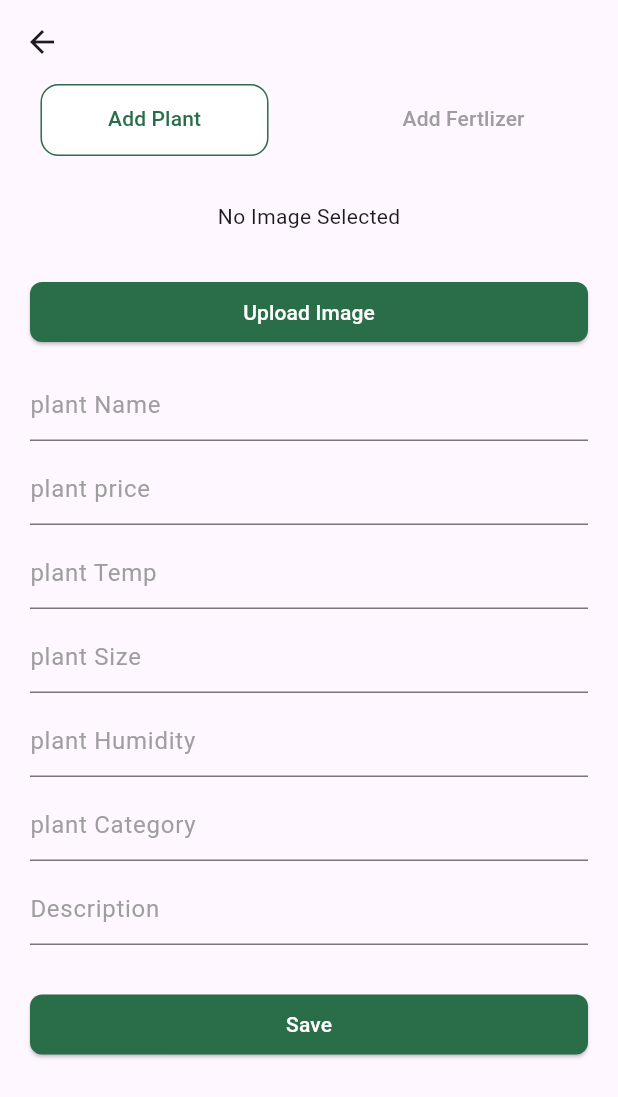
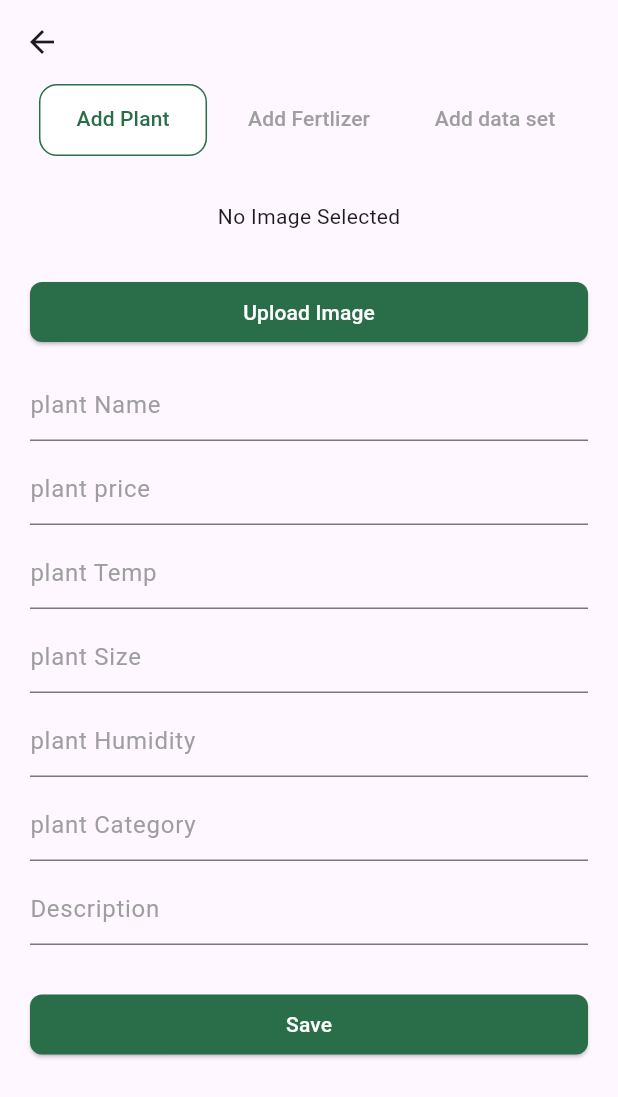
Before and after one commit to toqaa22/doctor_of_plant_admin, a Flutter app: the AddProducts screen opened directly, on a phone screen of 412 x 824 dp. Shown: the top 1097 px of the screen. Run offline on Flutter 3.47's test engine with Material 3 defaults, Android fonts, the phone set to English and light mode, and no system bars; our stand-ins replace animated_bottom_navigation_bar, cloud_firestore, firebase_auth, firebase_core, firebase_storage, flutter_bloc and 2 more; accounts and stored records are empty.

Commit message:
upload dataset

```diff
--- a/lib/add_products/view/add_products.dart
+++ b/lib/add_products/view/add_products.dart
@@ -10,7 +10,7 @@ class AddProducts extends StatelessWidget {
   @override
   Widget build(BuildContext context) {
     return DefaultTabController(
-      length: 2,
+      length: 3,
       child: BlocConsumer<UploadCubit, UploadState>(
         listener: (context, state) {
           // TODO: implement listener
@@ -20,11 +20,12 @@ class AddProducts extends StatelessWidget {
           return Scaffold(
             appBar: AppBar(
               bottom: TabBar(
+
                 // overlayColor: const MaterialStatePropertyAll(Color(0xFFC4D7E0)),
+                padding: const EdgeInsets.symmetric(horizontal: 20),
                 indicatorColor: Colors.white,
-                indicatorPadding: const EdgeInsets.symmetric(horizontal: -45),
+                indicatorPadding: const EdgeInsets.symmetric(horizontal: -25),
                 indicator: BoxDecoration(
-
                     color: Colors.white,
                     borderRadius: BorderRadius.circular(12),
                     shape: BoxShape.rectangle,
@@ -36,6 +37,7 @@ class AddProducts extends StatelessWidget {
                 tabs: const [
                   Tab(text: 'Add Plant'),
                   Tab(text: 'Add Fertlizer'),
+                  Tab(text: 'Add data set'),
 
                 ],
               ),
@@ -70,8 +72,8 @@ class AddProducts extends StatelessWidget {
                     Padding(
                       padding: const EdgeInsets.symmetric(horizontal: 20.0),                child: ElevatedButton(
                         style: ButtonStyle(
-                            backgroundColor: MaterialStatePropertyAll(Constants.primaryColor),
-                            shape: MaterialStatePropertyAll(
+                            backgroundColor: WidgetStatePropertyAll(Constants.primaryColor),
+                            shape: WidgetStatePropertyAll(
                                 RoundedRectangleBorder(
                                     borderRadius: BorderRadius.circular(8)
                                 )
@@ -168,8 +170,8 @@ class AddProducts extends StatelessWidget {
                       padding: const EdgeInsets.symmetric(horizontal: 20.0),
                       child: ElevatedButton(
                           style: ButtonStyle(
-                              backgroundColor: MaterialStatePropertyAll(Constants.primaryColor),
-                              shape: MaterialStatePropertyAll(
+                              backgroundColor: WidgetStatePropertyAll(Constants.primaryColor),
+                              shape: WidgetStatePropertyAll(
                                   RoundedRectangleBorder(
                                       borderRadius: BorderRadius.circular(8)
                                   )
@@ -208,8 +210,8 @@ class AddProducts extends StatelessWidget {
                     Padding(
                       padding: const EdgeInsets.symmetric(horizontal: 20.0),                child: ElevatedButton(
                         style: ButtonStyle(
-                            backgroundColor: MaterialStatePropertyAll(Constants.primaryColor),
-                            shape: MaterialStatePropertyAll(
+                            backgroundColor: WidgetStatePropertyAll(Constants.primaryColor),
+                            shape: WidgetStatePropertyAll(
                                 RoundedRectangleBorder(
                                     borderRadius: BorderRadius.circular(8)
                                 )
@@ -274,8 +276,8 @@ class AddProducts extends StatelessWidget {
                       padding: const EdgeInsets.symmetric(horizontal: 20.0),
                       child: ElevatedButton(
                           style: ButtonStyle(
-                              backgroundColor: MaterialStatePropertyAll(Constants.primaryColor),
-                              shape: MaterialStatePropertyAll(
+                              backgroundColor: WidgetStatePropertyAll(Constants.primaryColor),
+                              shape: WidgetStatePropertyAll(
                                   RoundedRectangleBorder(
                                       borderRadius: BorderRadius.circular(8)
                                   )
@@ -283,6 +285,83 @@ class AddProducts extends StatelessWidget {
                           ),
                           onPressed: () {
                             cubit.uploadFertlizerData();
+                          },
+                          child: const Text("Save",style: TextStyle(color: Colors.white),)),
+                    )
+                  ],
+                ),
+                ListView(
+                  children: [
+                    const SizedBox(
+                      height: 10,
+                    ),
+                    state is UploadImageLoading
+                        ? const Center(
+                      child: CircularProgressIndicator(),
+                    )
+                        : cubit.scanImage.isNotEmpty
+                        ? Image.network(
+                      cubit.scanImage,
+                      height: 300,
+                      errorBuilder: (context, error, stackTrace) =>
+                      const Icon(Icons.error),
+                    )
+                        : const Center(child: Padding(
+                      padding: EdgeInsets.all(20.0),
+                      child: Text("No Image Selected"),
+                    )),
+                    const SizedBox(
+                      height: 10,
+                    ),
+                    Padding(
+                      padding: const EdgeInsets.symmetric(horizontal: 20.0),                child: ElevatedButton(
+                        style: ButtonStyle(
+                            backgroundColor: WidgetStatePropertyAll(Constants.primaryColor),
+                            shape: WidgetStatePropertyAll(
+                                RoundedRectangleBorder(
+                                    borderRadius: BorderRadius.circular(8)
+                                )
+                            )
+                        ),
+                        onPressed: () {
+                          cubit.pickImageFromGallery();
+                        },
+                        child: const Text("Upload Image",style: TextStyle(color: Colors.white))),
+                    ),
+                    const SizedBox(
+                      height: 10,
+                    ),
+                    Padding(
+                      padding:
+                      const EdgeInsets.symmetric(horizontal: 20, vertical: 4),
+                      child: TextField(
+                        controller: cubit.dataSetNameController,
+                        decoration: const InputDecoration(
+                            hintStyle: TextStyle(color: Colors.grey),
+                            hintText: "Data Set Name"),
+                      ),
+                    ),
+
+                    const SizedBox(
+                      height: 25,
+                    ),
+                    state is AddDataSetLoading
+                        ? const Center(
+                      child: CircularProgressIndicator(),
+                    )
+                        : Padding(
+                      padding: const EdgeInsets.symmetric(horizontal: 20.0),
+                      child: ElevatedButton(
+                          style: ButtonStyle(
+                              backgroundColor: WidgetStatePropertyAll(Constants.primaryColor),
+                              shape: WidgetStatePropertyAll(
+                                  RoundedRectangleBorder(
+                                      borderRadius: BorderRadius.circular(8)
+                                  )
+                              )
+                          ),
+                          onPressed: () {
+                            cubit.uploadDataSetData();
                           },
                           child: const Text("Save",style: TextStyle(color: Colors.white),)),
                     )
--- a/lib/all_products/all_products.dart
+++ b/lib/all_products/all_products.dart
@@ -39,6 +39,7 @@ class AllProducts extends StatelessWidget {
                   Tab(text: 'All Fertlizers'),
                   Tab(text: 'All Plants'),
 
+
                 ],
               ),
             ),
@@ -71,6 +72,7 @@ class AllProducts extends StatelessWidget {
                       }),
                 ),
 
+
               ],
             ),
           );
--- a/lib/cubit/get_products_cubit/get_products_state.dart
+++ b/lib/cubit/get_products_cubit/get_products_state.dart
@@ -12,3 +12,5 @@ final class UpdateFertlizer extends GetProductsState {}
 final class GetAllPlantsLoading extends GetProductsState {}
 final class UpdatePlantLoading extends GetProductsState {}
 final class UpdateFertLoading extends GetProductsState {}
+final class GetAllDataSetLoading extends GetProductsState {}
+final class GetDataSets extends GetProductsState {}
--- a/lib/cubit/upload_cubit/upload_state.dart
+++ b/lib/cubit/upload_cubit/upload_state.dart
@@ -8,3 +8,4 @@ final class UploadImage extends UploadState {}
 final class UploadImageLoading extends UploadState {}
 final class AddProductSuccessfully extends UploadState {}
 final class AddProductLoading extends UploadState {}
+final class AddDataSetLoading extends UploadState {}
--- /dev/null
+++ b/lib/models/data_set_model.dart
@@ -0,0 +1,31 @@
+import 'package:cloud_firestore/cloud_firestore.dart';
+
+class DataSetModel {
+  String? dataSetId;
+  String? name;
+  String? image;
+
+
+  DocumentReference<Map<String, dynamic>>? ref;
+
+  DataSetModel(
+      {required this.dataSetId,
+        required this.name,
+        required this.image,
+
+      });
+
+  DataSetModel.fromJson(Map<String, dynamic>? json,) {
+    dataSetId = json!['plantId'];
+    name = json['name'];
+    image = json['image'];
+
+  }
+
+  Map<String, dynamic> toMap() => {
+    'dataSetId': dataSetId,
+    'name': name,
+    'image': image,
+
+  };
+}
```
Also changed, not shown: lib/all_products/details_page.dart (+11 -9 lines), lib/cubit/upload_cubit/upload_cubit.dart (+27 -1 lines), pubspec.lock, 1 other file.
